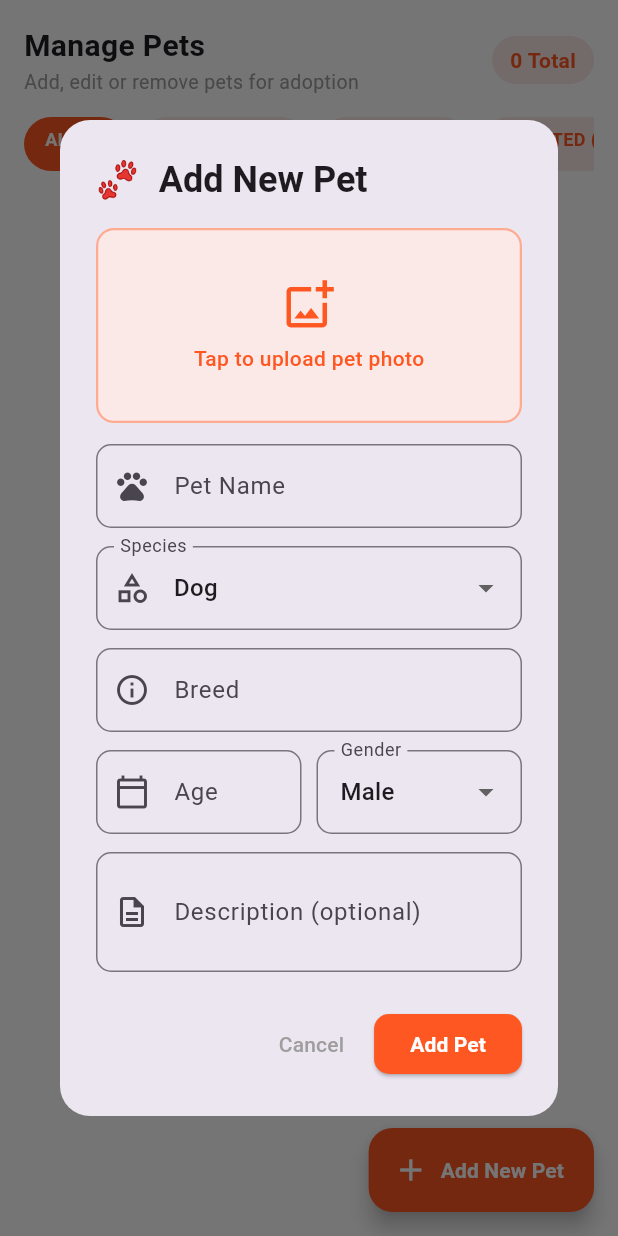
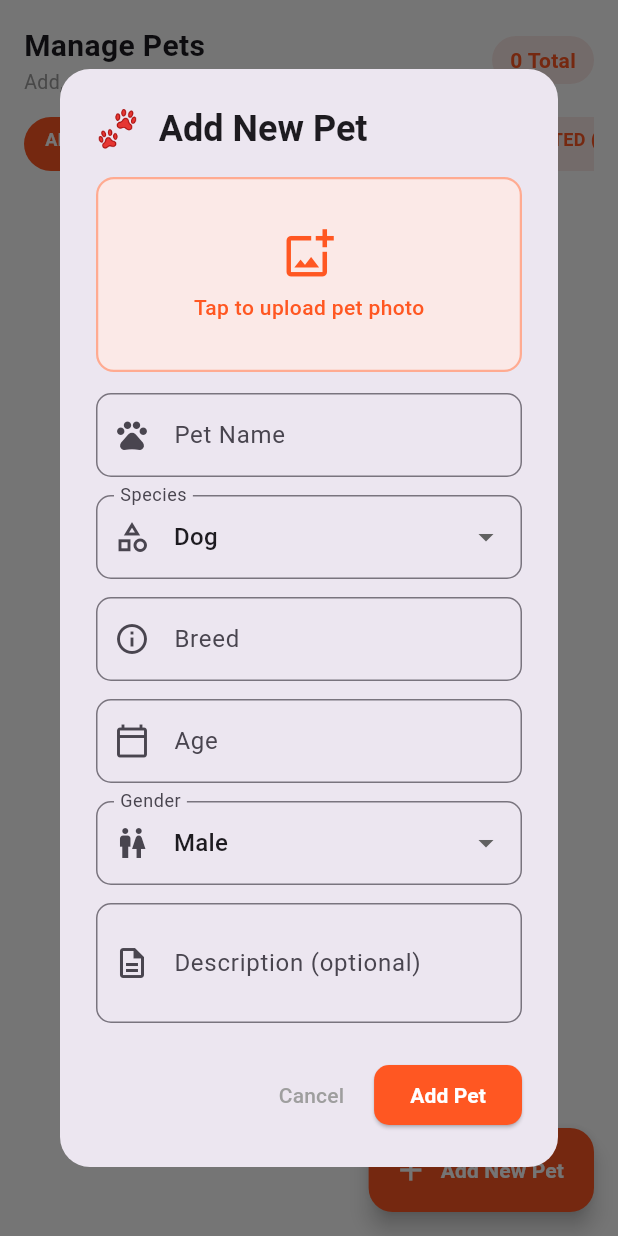
Before and after one commit to devrahul7/suraj_task_pet, a Flutter app: the AdminPetsScreen screen opened directly, after a tap on "Add New Pet", on a phone screen of 412 x 824 dp. Run offline on Flutter 3.47's test engine with Material 3 defaults, Android fonts, the phone set to English and light mode, and no system bars; our stand-ins replace connectivity_plus, dartz, dio, equatable, flutter_riverpod, flutter_secure_storage and 7 more; missing offline and left inert: dio_smart_retry, flutter_stripe; accounts and stored records are empty; Roboto replaces fonts that are missing (OutfitBold).

Commit message:
fix: resolve 13-pixel horizontal overflow in Add New Pet dialog

```diff
--- a/lib/features/adminDashboard/presentation/pages/admin_pet_screen.dart
+++ b/lib/features/adminDashboard/presentation/pages/admin_pet_screen.dart
@@ -340,11 +340,8 @@ class _AdminPetsScreenState extends ConsumerState<AdminPetsScreen> {
                     ),
                     const SizedBox(height: 12),
 
-                    // ── Age & Gender (side-by-side) ────────────────────────
-                    Row(
-                      children: [
-                        Expanded(
-                          child: TextFormField(
+                    // ── Age ───────────────────────────────────────────────
+                    TextFormField(
                       controller: ageCtrl,
                       decoration: InputDecoration(
                         labelText: 'Age',
@@ -358,13 +355,14 @@ class _AdminPetsScreenState extends ConsumerState<AdminPetsScreen> {
                           ? 'Enter age'
                           : null,
                     ),
-                        ),
-                        const SizedBox(width: 10),
-                        Expanded(
-                          child: DropdownButtonFormField<String>(
+                    const SizedBox(height: 12),
+
+                    // ── Gender ────────────────────────────────────────────
+                    DropdownButtonFormField<String>(
                       initialValue: selectedGender,
                       decoration: InputDecoration(
                         labelText: 'Gender',
+                        prefixIcon: const Icon(Icons.wc_outlined),
                         border: OutlineInputBorder(
                             borderRadius: BorderRadius.circular(10)),
                       ),
@@ -377,9 +375,6 @@ class _AdminPetsScreenState extends ConsumerState<AdminPetsScreen> {
                           setDialogState(() => selectedGender = val);
                         }
                       },
-                          ),
-                        ),
-                      ],
                     ),
                     const SizedBox(height: 12),
 
```
Lines whose indentation alone changed are shown as unchanged.
